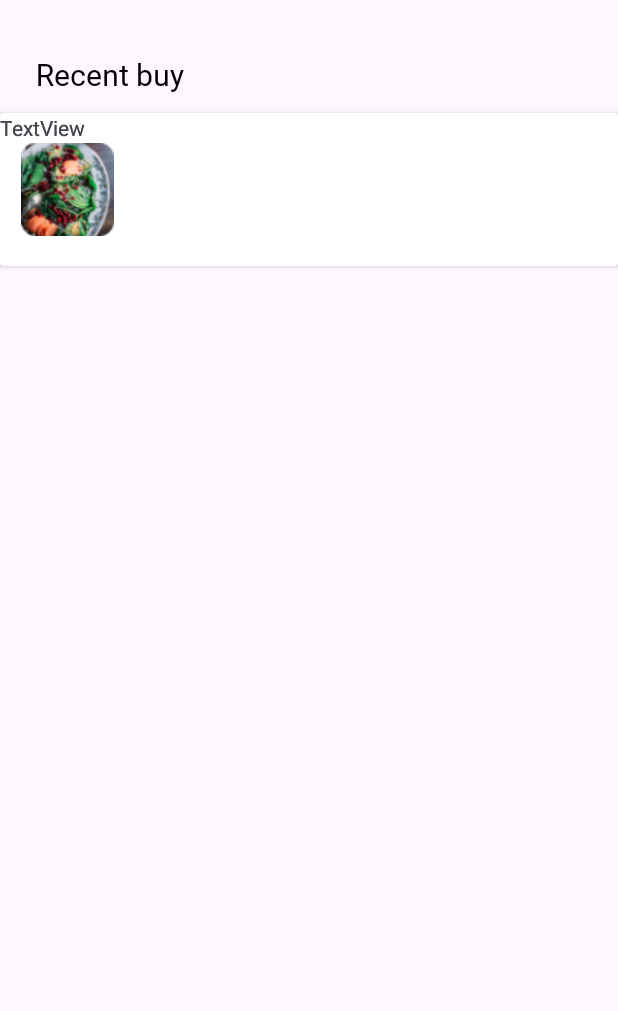
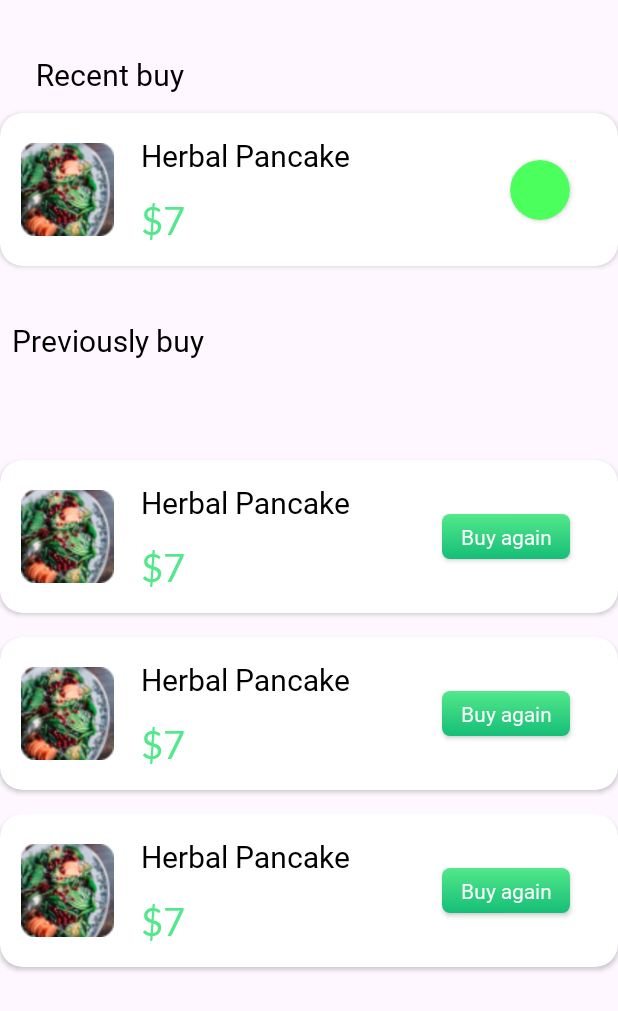
Before and after one commit to lipatov-fl/foodDelivery, an Android app: the layout fragment_history.xml on its own in the app's theme, with its tools: preview values and no code run, on a phone screen of 412 x 824 dp. Shown: the top 1011 px of the screen. Run offline under Robolectric (Android 15) with nearby library versions, the phone set to English and light mode, and no system bars.

Commit message:
Закончил верстку фрагмента history

```diff
--- /dev/null
+++ b/app/src/main/res/layout/buy_again_item.xml
@@ -0,0 +1,81 @@
+<?xml version="1.0" encoding="utf-8"?>
+<androidx.constraintlayout.widget.ConstraintLayout xmlns:android="http://schemas.android.com/apk/res/android"
+    xmlns:app="http://schemas.android.com/apk/res-auto"
+    android:layout_width="match_parent"
+    android:layout_height="wrap_content">
+
+    <androidx.cardview.widget.CardView
+        android:id="@+id/cardView2"
+        android:layout_width="match_parent"
+        android:layout_height="wrap_content"
+        android:layout_marginTop="8dp"
+        android:layout_marginBottom="8dp"
+        app:cardCornerRadius="15dp"
+        app:layout_constraintBottom_toBottomOf="parent"
+        app:layout_constraintEnd_toEndOf="parent"
+        app:layout_constraintStart_toStartOf="parent"
+        app:layout_constraintTop_toTopOf="parent">
+
+        <androidx.constraintlayout.widget.ConstraintLayout
+            android:layout_width="match_parent"
+            android:layout_height="match_parent">
+
+            <ImageView
+                android:id="@+id/imageView"
+                android:layout_width="62dp"
+                android:layout_height="62dp"
+                android:layout_marginStart="14dp"
+                android:layout_marginTop="20dp"
+                android:layout_marginBottom="20dp"
+                android:src="@drawable/photo_menu1"
+                app:layout_constraintBottom_toBottomOf="parent"
+                app:layout_constraintEnd_toStartOf="@id/nameOfProduct"
+                app:layout_constraintStart_toStartOf="parent"
+                app:layout_constraintTop_toTopOf="parent" />
+
+            <androidx.appcompat.widget.AppCompatTextView
+                android:id="@+id/nameOfProduct"
+                android:layout_width="0dp"
+                android:layout_height="wrap_content"
+                android:layout_marginStart="18dp"
+                android:text="@string/menu_item_one"
+                android:textColor="@color/black"
+                android:textSize="20sp"
+                app:fontFamily="@font/yeonsung"
+                app:layout_constraintBottom_toTopOf="@+id/priceOfProduct"
+                app:layout_constraintEnd_toStartOf="@id/cardCircle"
+                app:layout_constraintStart_toEndOf="@+id/imageView"
+                app:layout_constraintTop_toTopOf="parent" />
+
+            <androidx.appcompat.widget.AppCompatTextView
+                android:id="@+id/priceOfProduct"
+                android:layout_width="wrap_content"
+                android:layout_height="wrap_content"
+                android:text="@string/menu_price"
+                android:textColor="@color/start_color_green"
+                android:textSize="25sp"
+                app:fontFamily="@font/lato"
+                app:layout_constraintBottom_toBottomOf="parent"
+                app:layout_constraintStart_toStartOf="@+id/nameOfProduct"
+                app:layout_constraintTop_toBottomOf="@+id/nameOfProduct" />
+
+            <androidx.appcompat.widget.AppCompatButton
+                android:id="@+id/cardCircle"
+                android:layout_width="85dp"
+                android:layout_height="30dp"
+                android:layout_marginEnd="32dp"
+                android:fontFamily="@font/yeonsung"
+                android:textSize="14sp"
+                android:textAllCaps="false"
+                android:background="@drawable/add_to_cart_shape"
+                android:text="@string/buy_again"
+                android:textColor="@color/white"
+                app:layout_constraintBottom_toBottomOf="parent"
+                app:layout_constraintEnd_toEndOf="parent"
+                app:layout_constraintStart_toEndOf="@+id/nameOfProduct"
+                app:layout_constraintTop_toTopOf="parent" />
+        </androidx.constraintlayout.widget.ConstraintLayout>
+
+    </androidx.cardview.widget.CardView>
+
+</androidx.constraintlayout.widget.ConstraintLayout>
--- a/app/src/main/res/layout/fragment_history.xml
+++ b/app/src/main/res/layout/fragment_history.xml
@@ -20,15 +20,18 @@
             android:textColor="@color/black"
             android:textSize="20sp"
             app:fontFamily="@font/yeonsung"
+            app:layout_constraintBottom_toTopOf="@id/cardView2"
             app:layout_constraintEnd_toEndOf="parent"
             app:layout_constraintHorizontal_bias="0.0"
             app:layout_constraintStart_toStartOf="parent"
             app:layout_constraintTop_toTopOf="parent" />
 
         <androidx.cardview.widget.CardView
+            android:id="@+id/cardView2"
             android:layout_width="match_parent"
             android:layout_height="wrap_content"
             android:layout_marginTop="12dp"
+            app:cardCornerRadius="15dp"
             app:layout_constraintEnd_toEndOf="parent"
             app:layout_constraintStart_toStartOf="parent"
             app:layout_constraintTop_toBottomOf="@+id/recentBuyText">
@@ -46,27 +49,74 @@
                     android:layout_marginBottom="20dp"
                     android:src="@drawable/photo_menu1"
                     app:layout_constraintBottom_toBottomOf="parent"
+                    app:layout_constraintEnd_toStartOf="@id/nameOfProduct"
                     app:layout_constraintStart_toStartOf="parent"
                     app:layout_constraintTop_toTopOf="parent" />
 
-                <TextView
-                    android:id="@+id/textView4"
+                <androidx.appcompat.widget.AppCompatTextView
+                    android:id="@+id/nameOfProduct"
+                    android:layout_width="0dp"
+                    android:layout_height="wrap_content"
+                    android:layout_marginStart="18dp"
+                    android:text="@string/menu_item_one"
+                    android:textColor="@color/black"
+                    android:textSize="20sp"
+                    app:fontFamily="@font/yeonsung"
+                    app:layout_constraintBottom_toTopOf="@+id/priceOfProduct"
+                    app:layout_constraintEnd_toStartOf="@id/cardCircle"
+                    app:layout_constraintStart_toEndOf="@+id/imageView"
+                    app:layout_constraintTop_toTopOf="parent" />
+
+                <androidx.appcompat.widget.AppCompatTextView
+                    android:id="@+id/priceOfProduct"
                     android:layout_width="wrap_content"
                     android:layout_height="wrap_content"
-                    android:text="TextView"
-                    tools:layout_editor_absoluteX="105dp"
-                    tools:layout_editor_absoluteY="12dp" />
+                    android:text="@string/menu_price"
+                    android:textColor="@color/start_color_green"
+                    android:textSize="25sp"
+                    app:fontFamily="@font/lato"
+                    app:layout_constraintBottom_toBottomOf="parent"
+                    app:layout_constraintStart_toStartOf="@+id/nameOfProduct"
+                    app:layout_constraintTop_toBottomOf="@+id/nameOfProduct" />
 
-                <TextView
-                    android:id="@+id/textView5"
-                    android:layout_width="wrap_content"
-                    android:layout_height="wrap_content"
-                    android:text="TextView"
-                    tools:layout_editor_absoluteX="106dp"
-                    tools:layout_editor_absoluteY="51dp" />
+                <androidx.cardview.widget.CardView
+
+                    android:id="@+id/cardCircle"
+                    android:layout_width="40dp"
+                    android:layout_height="40dp"
+                    android:layout_marginStart="75dp"
+                    android:layout_marginEnd="32dp"
+                    app:cardBackgroundColor="@color/history_card_circle"
+                    app:cardCornerRadius="20dp"
+                    app:layout_constraintBottom_toBottomOf="parent"
+                    app:layout_constraintEnd_toEndOf="parent"
+                    app:layout_constraintStart_toEndOf="@+id/nameOfProduct"
+                    app:layout_constraintTop_toTopOf="parent" />
             </androidx.constraintlayout.widget.ConstraintLayout>
 
         </androidx.cardview.widget.CardView>
+
+        <androidx.appcompat.widget.AppCompatTextView
+            android:id="@+id/textView3"
+            android:layout_width="wrap_content"
+            android:layout_height="wrap_content"
+            android:layout_marginStart="8dp"
+            android:layout_marginTop="36dp"
+            android:text="@string/early_purchase"
+            android:textColor="@color/black"
+            android:textSize="20sp"
+            app:fontFamily="@font/yeonsung"
+            app:layout_constraintStart_toStartOf="parent"
+            app:layout_constraintTop_toBottomOf="@+id/cardView2" />
+
+        <androidx.recyclerview.widget.RecyclerView
+            android:layout_width="match_parent"
+            android:layout_height="0dp"
+            android:layout_marginTop="58dp"
+            tools:listitem="@layout/buy_again_item"
+            app:layout_constraintEnd_toEndOf="parent"
+            app:layout_constraintStart_toStartOf="parent"
+            app:layout_constraintTop_toBottomOf="@+id/textView3" />
     </androidx.constraintlayout.widget.ConstraintLayout>
 
 </FrameLayout>
--- a/app/src/main/res/values/colors.xml
+++ b/app/src/main/res/values/colors.xml
@@ -5,4 +5,5 @@
     <color name="start_color_green">#53E88B</color>
     <color name="end_color_green">#15BE77</color>
     <color name="search">#EFFAF2</color>
+    <color name="history_card_circle">#4BFF5D</color>
 </resources>
--- a/app/src/main/res/values/strings.xml
+++ b/app/src/main/res/values/strings.xml
@@ -62,4 +62,6 @@
 
     <!-- History fragment screen -->
     <string name="recent_buy_head" translatable="false">Recent buy</string>
+    <string name="early_purchase" translatable="false">Previously buy</string>
+    <string name="buy_again" translatable="false">Buy again</string>
 </resources>
```
